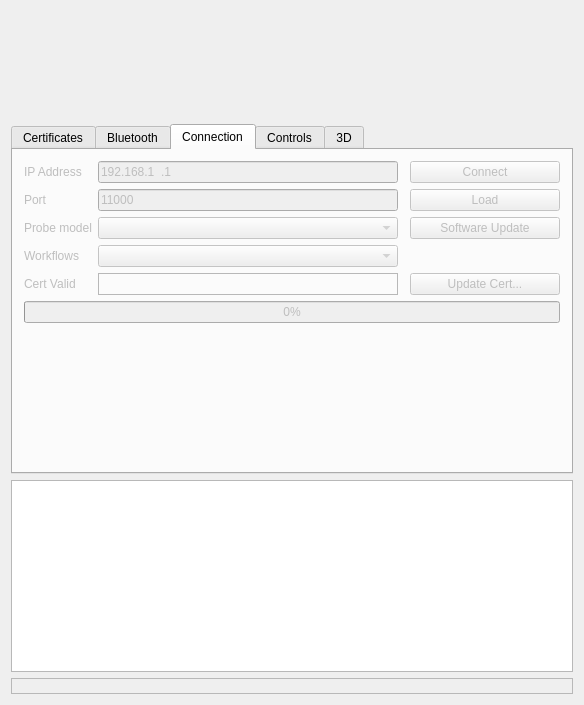
First picture: the form in examples/solum_qt/solumqt.ui, repository clariusdev/solum, before the edit.
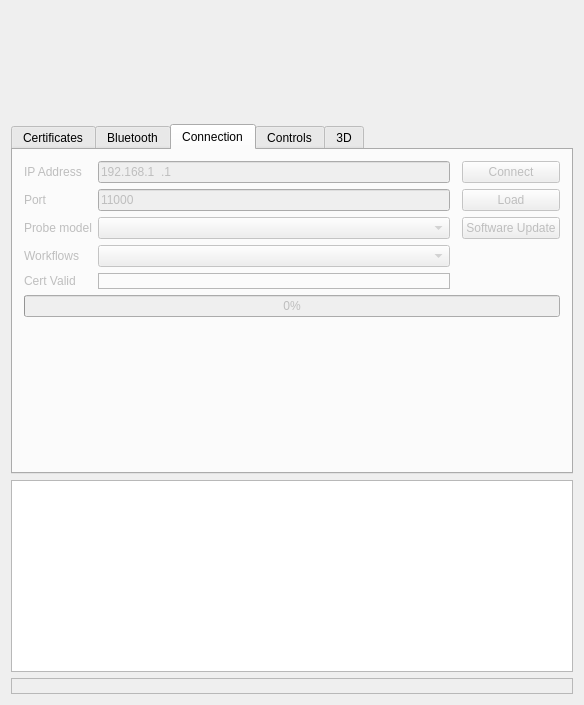
Second picture: the form after the edit. The open tabs and pages were chosen to show the change. Custom widgets are drawn as their Qt base class.

Commit message:
Qt: TCP: remove certificate uploads from external files
36b88c7 disabled this feature for some unknown reason. All it did was
to call solumSetCert() with a certificate string loaded from an
external .pem or .crt file. Now that we persist the certificates
through QSettings, this is done in an automated and better way, and
there is truly no more need for separate files.

```diff
--- a/examples/solum_qt/solumqt.ui
+++ b/examples/solum_qt/solumqt.ui
@@ -481,22 +481,6 @@
           </property>
          </widget>
         </item>
-        <item row="7" column="3">
-         <widget class="QPushButton" name="updateCert">
-          <property name="enabled">
-           <bool>true</bool>
-          </property>
-          <property name="minimumSize">
-           <size>
-            <width>150</width>
-            <height>0</height>
-           </size>
-          </property>
-          <property name="text">
-           <string>Update Cert...</string>
-          </property>
-         </widget>
-        </item>
         <item row="5" column="0">
          <widget class="QLabel" name="_wflist">
           <property name="text">
```
Left out of the diff: 17 changed lines with no effect on the pictures. The commit also changes 2 other files.
